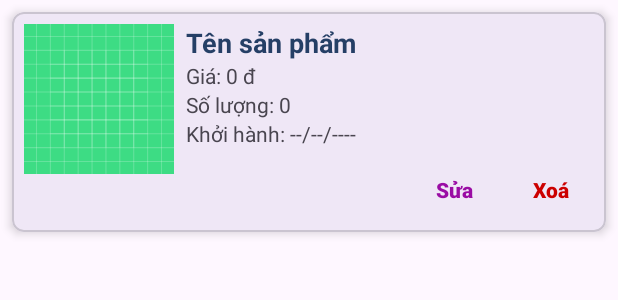
After one commit to HQLuat/Lap_trinh_mobile, an Android app: the layout item_product.xml on its own in the app's theme, with its tools: preview values and no code run, on a phone screen of 412 x 824 dp. The commit adds this screen. Shown: the top 300 px of the screen. Run offline under Robolectric (Android 15) with nearby library versions, the phone set to English and light mode, and no system bars.

Commit message:
complete product management function

```diff
--- /dev/null
+++ b/app/src/main/java/vn/edu/hcmuaf/fit/travelapp/product/data/datasource/DeleteCallback.java
@@ -0,0 +1,6 @@
+package vn.edu.hcmuaf.fit.travelapp.product.data.datasource;
+
+public interface DeleteCallback {
+    void onSuccess();
+    void onFailure(Throwable error);
+}
--- a/app/src/main/java/vn/edu/hcmuaf/fit/travelapp/product/data/model/Product.java
+++ b/app/src/main/java/vn/edu/hcmuaf/fit/travelapp/product/data/model/Product.java
@@ -2,7 +2,9 @@ package vn.edu.hcmuaf.fit.travelapp.product.data.model;
 
 import com.google.firebase.Timestamp;
 
-public class Product {
+import java.io.Serializable;
+
+public class Product implements Serializable {
     private String productId;
     private String name;
     private String description;
--- a/app/src/main/res/layout/activity_add_product.xml
+++ b/app/src/main/res/layout/activity_add_edit_product.xml
@@ -17,6 +17,7 @@
         android:clipToPadding="false">
 
         <TextView
+            android:id="@+id/tv_title"
             android:layout_width="wrap_content"
             android:layout_height="wrap_content"
             android:text="Thêm Sản Phẩm"
@@ -102,7 +103,7 @@
             android:textColor="@color/white"
             android:backgroundTint="@color/darkBlue"
             android:paddingVertical="12dp"
-            android:onClick="onAddProductClick" />
+            android:onClick="onSaveProductClick" />
 
     </LinearLayout>
 </ScrollView>
--- /dev/null
+++ b/app/src/main/res/layout/item_product.xml
@@ -0,0 +1,100 @@
+<?xml version="1.0" encoding="utf-8"?>
+<com.google.android.material.card.MaterialCardView xmlns:android="http://schemas.android.com/apk/res/android"
+    xmlns:app="http://schemas.android.com/apk/res-auto"
+    android:layout_width="match_parent"
+    android:layout_height="wrap_content"
+    android:layout_margin="8dp"
+    app:cardElevation="4dp"
+    app:cardCornerRadius="8dp"
+    android:padding="8dp"
+    app:strokeWidth="1dp">
+
+    <LinearLayout
+        android:layout_width="match_parent"
+        android:layout_height="wrap_content"
+        android:orientation="horizontal"
+        android:padding="8dp">
+
+        <!-- Product Image -->
+        <ImageView
+            android:id="@+id/imgProduct"
+            android:layout_width="100dp"
+            android:layout_height="100dp"
+            android:scaleType="centerCrop"
+            android:src="@drawable/ic_launcher_background"/>
+
+        <!-- Product Info -->
+        <LinearLayout
+            android:layout_width="0dp"
+            android:layout_height="wrap_content"
+            android:layout_weight="1"
+            android:orientation="vertical"
+            android:paddingStart="8dp">
+
+            <TextView
+                android:id="@+id/tvProductName"
+                android:layout_width="match_parent"
+                android:layout_height="wrap_content"
+                android:text="Tên sản phẩm"
+                android:textStyle="bold"
+                android:textColor="@color/darkBlue"
+                android:textSize="18sp" />
+
+            <TextView
+                android:id="@+id/tvProductPrice"
+                android:layout_width="match_parent"
+                android:layout_height="wrap_content"
+                android:text="Giá: 0 đ" />
+
+            <TextView
+                android:id="@+id/tvProductStock"
+                android:layout_width="match_parent"
+                android:layout_height="wrap_content"
+                android:text="Số lượng: 0" />
+
+            <TextView
+                android:id="@+id/tvDepartureDate"
+                android:layout_width="match_parent"
+                android:layout_height="wrap_content"
+                android:text="Khởi hành: --/--/----" />
+
+            <!-- Action Buttons -->
+            <LinearLayout
+                android:layout_width="match_parent"
+                android:layout_height="wrap_content"
+                android:layout_marginTop="8dp"
+                android:orientation="horizontal"
+                android:gravity="end">
+
+                <com.google.android.material.button.MaterialButton
+                    android:id="@+id/btnEdit"
+                    android:layout_width="wrap_content"
+                    android:layout_height="40dp"
+                    android:minHeight="0dp"
+                    android:minWidth="0dp"
+                    android:text="Sửa"
+                    android:textColor="@color/purple"
+                    android:textStyle="bold"
+                    android:paddingHorizontal="16dp"
+                    android:insetTop="0dp"
+                    android:insetBottom="0dp"
+                    style="@style/Widget.Material3.Button.TextButton" />
+
+                <com.google.android.material.button.MaterialButton
+                    android:id="@+id/btnDelete"
+                    android:layout_width="wrap_content"
+                    android:layout_height="40dp"
+                    android:minHeight="0dp"
+                    android:minWidth="0dp"
+                    android:text="Xoá"
+                    android:textColor="@android:color/holo_red_dark"
+                    android:textStyle="bold"
+                    android:paddingHorizontal="16dp"
+                    android:insetTop="0dp"
+                    android:insetBottom="0dp"
+                    android:layout_marginStart="8dp"
+                    style="@style/Widget.Material3.Button.TextButton" />
+            </LinearLayout>
+        </LinearLayout>
+    </LinearLayout>
+</com.google.android.material.card.MaterialCardView>
```
Also changed, not shown: app/src/main/AndroidManifest.xml (+8 -3 lines), app/src/main/java/vn/edu/hcmuaf/fit/travelapp/product/adapter/ProductAdapter.java (added, +96 -0 lines), app/src/main/java/vn/edu/hcmuaf/fit/travelapp/product/data/datasource/CloudinaryApi.java (+12 -0 lines), app/src/main/java/vn/edu/hcmuaf/fit/travelapp/product/data/model/CloudinaryDeleteResponse.java (added, +9 -0 lines), app/src/main/java/vn/edu/hcmuaf/fit/travelapp/product/data/repository/OnProductActionListener.java (added, +8 -0 lines), app/src/main/java/vn/edu/hcmuaf/fit/travelapp/product/data/repository/ProductRepository.java (+78 -3 lines), app/src/main/java/vn/edu/hcmuaf/fit/travelapp/product/ui/AddEditProductActivity.java (renamed from app/src/main/java/vn/edu/hcmuaf/fit/travelapp/product/ui/AddProductActivity.java, +91 -12 lines), app/src/main/java/vn/edu/hcmuaf/fit/travelapp/product/ui/ProductManagementActivity.java (added, +112 -0 lines), app/src/main/java/vn/edu/hcmuaf/fit/travelapp/product/viewmodel/ProductViewModel.java (+140 -3 lines), app/src/main/res/layout/activity_product_management.xml (added, +40 -0 lines).
